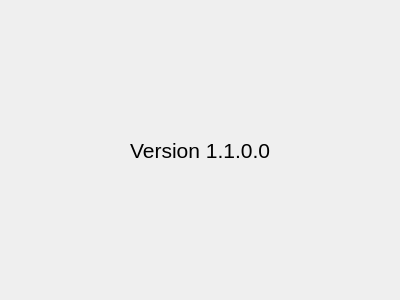
First picture: the form in SpeakEnglish/WelcomeForm.ui, repository olegphpgithub/ChallengeAccepted, before the edit.
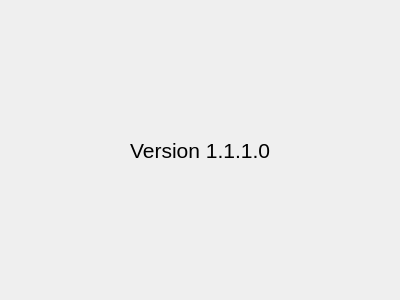
Second picture: the form after the edit.

What changed in the file:
```diff
--- a/SpeakEnglish/WelcomeForm.ui
+++ b/SpeakEnglish/WelcomeForm.ui
@@ -22,7 +22,7 @@
       </font>
      </property>
      <property name="text">
-      <string>Version 1.1.0.0</string>
+      <string>Version 1.1.1.0</string>
      </property>
      <property name="alignment">
       <set>Qt::AlignCenter</set>
```
